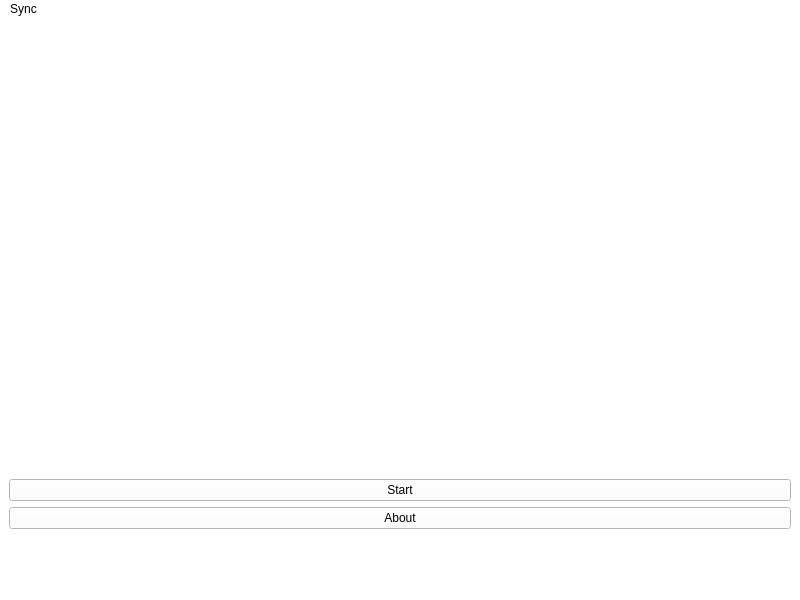
First picture: the form in views/homeview.ui, repository Vermont-EPSCoR/Macroinvertebrates, before the edit.
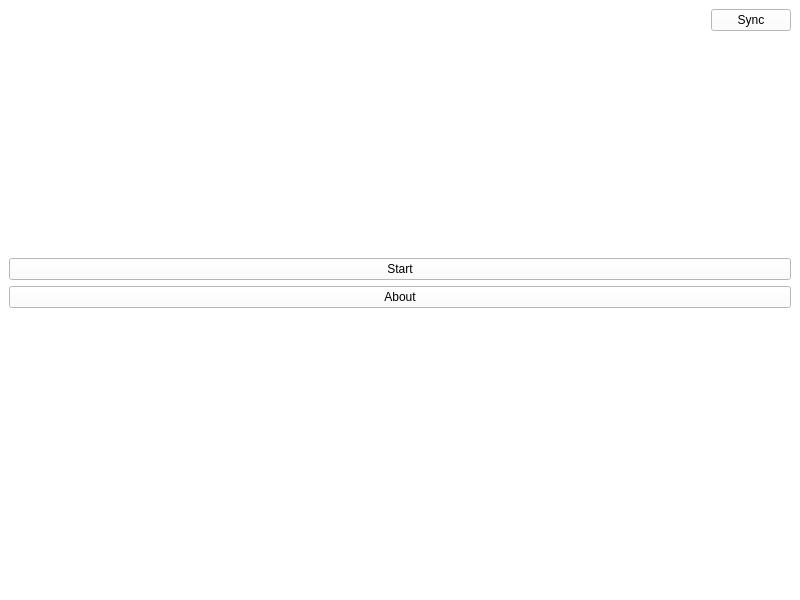
Second picture: the form after the edit. Icons and pictures are not drawn.

What changed in the file:
```diff
--- a/views/homeview.ui
+++ b/views/homeview.ui
@@ -20,20 +20,49 @@
 background-color: rgb(255, 255, 255);</string>
   </property>
   <widget class="QWidget" name="centralwidget">
-   <layout class="QVBoxLayout" name="verticalLayout">
+   <layout class="QVBoxLayout" name="verticalLayout_2">
+    <item>
+     <layout class="QHBoxLayout" name="horizontalLayout">
+      <item>
+       <spacer name="horizontalSpacer">
+        <property name="orientation">
+         <enum>Qt::Horizontal</enum>
+        </property>
+        <property name="sizeHint" stdset="0">
+         <size>
+          <width>40</width>
+          <height>20</height>
+         </size>
+        </property>
+       </spacer>
+      </item>
+      <item>
+       <widget class="QPushButton" name="pushButton_3">
+        <property name="text">
+         <string>Sync</string>
+        </property>
+       </widget>
+      </item>
+     </layout>
+    </item>
     <item>
      <spacer name="verticalSpacer">
       <property name="orientation">
        <enum>Qt::Vertical</enum>
       </property>
+      <property name="sizeType">
+       <enum>QSizePolicy::Maximum</enum>
+      </property>
       <property name="sizeHint" stdset="0">
        <size>
         <width>20</width>
-        <height>40</height>
+        <height>221</height>
        </size>
       </property>
      </spacer>
     </item>
+    <item>
+     <layout class="QVBoxLayout" name="verticalLayout">
     <item>
      <widget class="QPushButton" name="pushButton">
       <property name="sizePolicy">
@@ -66,41 +95,26 @@
       </property>
      </widget>
     </item>
+     </layout>
+    </item>
     <item>
-     <spacer name="verticalSpacer_3">
+     <spacer name="verticalSpacer_2">
       <property name="orientation">
        <enum>Qt::Vertical</enum>
       </property>
       <property name="sizeType">
-       <enum>QSizePolicy::Minimum</enum>
+       <enum>QSizePolicy::MinimumExpanding</enum>
       </property>
       <property name="sizeHint" stdset="0">
        <size>
         <width>20</width>
-        <height>40</height>
+        <height>220</height>
        </size>
       </property>
      </spacer>
     </item>
    </layout>
   </widget>
-  <widget class="QMenuBar" name="menubar">
-   <property name="geometry">
-    <rect>
-     <x>0</x>
-     <y>0</y>
-     <width>800</width>
-     <height>22</height>
-    </rect>
-   </property>
-   <widget class="QMenu" name="menuSync">
-    <property name="title">
-     <string>Sync</string>
-    </property>
-    <addaction name="actionSync"/>
-   </widget>
-   <addaction name="menuSync"/>
-  </widget>
   <widget class="QStatusBar" name="statusbar"/>
   <action name="actionSync">
    <property name="text">
```
Lines whose indentation alone changed are shown as unchanged.
